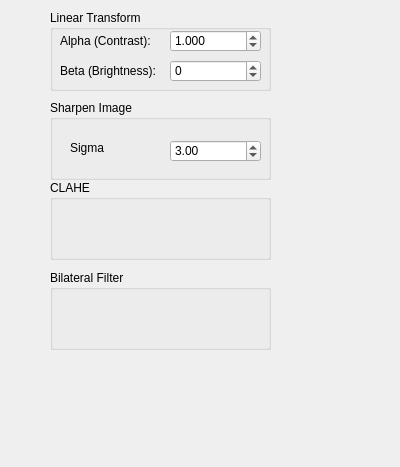
paulmthompson/WhiskerToolbox, file src/WhiskerToolbox/Image_Processing_Widget/Image_Processing_Widget.ui: the form before one commit.
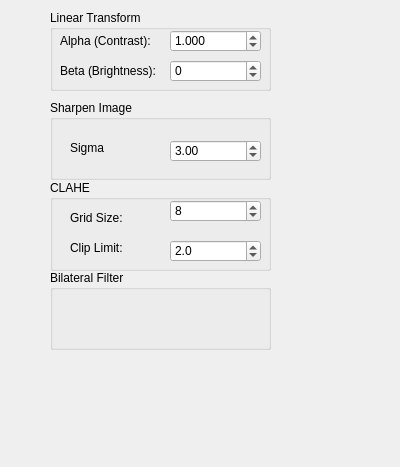
The form after the commit.

```diff
--- a/src/WhiskerToolbox/Image_Processing_Widget/Image_Processing_Widget.ui
+++ b/src/WhiskerToolbox/Image_Processing_Widget/Image_Processing_Widget.ui
@@ -144,12 +144,67 @@
      <x>50</x>
      <y>180</y>
      <width>221</width>
-     <height>80</height>
+     <height>91</height>
     </rect>
    </property>
    <property name="title">
     <string>CLAHE</string>
    </property>
+   <widget class="QLabel" name="label_2">
+    <property name="geometry">
+     <rect>
+      <x>20</x>
+      <y>30</y>
+      <width>61</width>
+      <height>16</height>
+     </rect>
+    </property>
+    <property name="text">
+     <string>Grid Size:</string>
+    </property>
+   </widget>
+   <widget class="QLabel" name="label_3">
+    <property name="geometry">
+     <rect>
+      <x>20</x>
+      <y>60</y>
+      <width>71</width>
+      <height>16</height>
+     </rect>
+    </property>
+    <property name="text">
+     <string>Clip Limit:</string>
+    </property>
+   </widget>
+   <widget class="QDoubleSpinBox" name="clahe_clip_spinbox">
+    <property name="geometry">
+     <rect>
+      <x>120</x>
+      <y>60</y>
+      <width>91</width>
+      <height>22</height>
+     </rect>
+    </property>
+    <property name="decimals">
+     <number>1</number>
+    </property>
+    <property name="value">
+     <double>2.000000000000000</double>
+    </property>
+   </widget>
+   <widget class="QSpinBox" name="clahe_grid_spinbox">
+    <property name="geometry">
+     <rect>
+      <x>120</x>
+      <y>20</y>
+      <width>91</width>
+      <height>22</height>
+     </rect>
+    </property>
+    <property name="value">
+     <number>8</number>
+    </property>
+   </widget>
   </widget>
   <widget class="QGroupBox" name="bilateral_filter_box">
    <property name="geometry">
```
